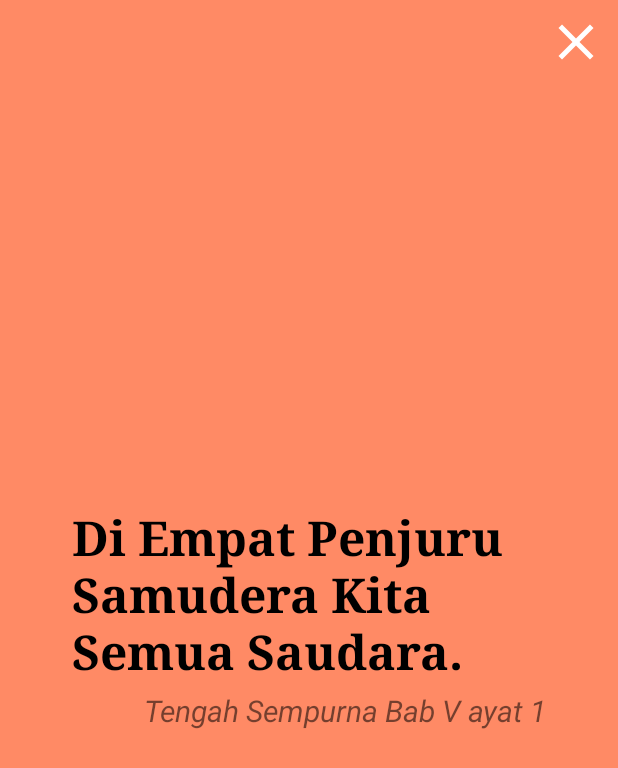
After one commit to kazwert/pondok-cabe-android, an Android app: the layout alert_quotes.xml on its own in the app's theme, with its tools: preview values and no code run, on a phone screen of 412 x 824 dp. The commit adds this screen. Shown: the top 768 px of the screen. Run offline under Robolectric (Android 15) with nearby library versions, the phone set to English and light mode, and no system bars.

Commit message:
implement quote alarm manager

```diff
--- a/app/build.gradle
+++ b/app/build.gradle
@@ -22,6 +22,10 @@ dependencies {
     implementation fileTree(dir: 'libs', include: ['*.jar'])
     implementation 'com.android.support:appcompat-v7:28.0.0'
     implementation 'com.android.support.constraint:constraint-layout:1.1.3'
+
+    // evernote Job
+    implementation 'com.evernote:android-job:1.2.6'
+
     testImplementation 'junit:junit:4.12'
     androidTestImplementation 'com.android.support.test:runner:1.0.2'
     androidTestImplementation 'com.android.support.test.espresso:espresso-core:3.0.2'
--- /dev/null
+++ b/app/src/main/res/drawable/ic_close_white_24dp.xml
@@ -0,0 +1,5 @@
+<vector android:height="24dp" android:tint="#FFFFFF"
+    android:viewportHeight="24.0" android:viewportWidth="24.0"
+    android:width="24dp" xmlns:android="http://schemas.android.com/apk/res/android">
+    <path android:fillColor="#FF000000" android:pathData="M19,6.41L17.59,5 12,10.59 6.41,5 5,6.41 10.59,12 5,17.59 6.41,19 12,13.41 17.59,19 19,17.59 13.41,12z"/>
+</vector>
--- a/app/src/main/res/layout/activity_main.xml
+++ b/app/src/main/res/layout/activity_main.xml
@@ -5,7 +5,7 @@
     xmlns:app="http://schemas.android.com/apk/res-auto"
     android:layout_width="match_parent"
     android:layout_height="match_parent"
-    tools:context=".MainActivity">
+    tools:context=".view.MainActivity">
 
     <TextView
         android:layout_width="wrap_content"
--- /dev/null
+++ b/app/src/main/res/layout/alert_quotes.xml
@@ -0,0 +1,43 @@
+<?xml version="1.0" encoding="utf-8"?>
+<RelativeLayout xmlns:android="http://schemas.android.com/apk/res/android"
+    android:layout_width="match_parent"
+    android:layout_height="match_parent"
+    android:background="@color/quoteBackground">
+
+    <ImageView
+        android:id="@+id/img_close"
+        android:layout_width="40dp"
+        android:layout_height="40dp"
+        android:layout_alignParentRight="true"
+        android:layout_margin="8dp"
+        android:background="?attr/selectableItemBackgroundBorderless"
+        android:src="@drawable/ic_close_white_24dp" />
+
+    <LinearLayout
+        android:layout_width="match_parent"
+        android:layout_height="wrap_content"
+        android:layout_centerInParent="true"
+        android:layout_margin="48dp"
+        android:orientation="vertical">
+
+        <TextView
+            android:id="@+id/tv_quote"
+            android:layout_width="match_parent"
+            android:layout_height="wrap_content"
+            android:fontFamily="serif"
+            android:text="@string/sample_quote"
+            android:textColor="@android:color/black"
+            android:textSize="32sp"
+            android:textStyle="bold" />
+
+        <TextView
+            android:id="@+id/tv_page"
+            android:layout_width="match_parent"
+            android:layout_height="wrap_content"
+            android:layout_marginTop="4dp"
+            android:gravity="right"
+            android:text="@string/sample_page"
+            android:textSize="20sp"
+            android:textStyle="italic" />
+    </LinearLayout>
+</RelativeLayout>
--- a/app/src/main/res/values/colors.xml
+++ b/app/src/main/res/values/colors.xml
@@ -3,4 +3,7 @@
     <color name="colorPrimary">#008577</color>
     <color name="colorPrimaryDark">#00574B</color>
     <color name="colorAccent">#D81B60</color>
+    <!--Quote Color-->
+    <color name="quoteBackground">#FF8A65</color>
+    <color name="dialogBackground">#DC000000</color>
 </resources>
--- a/app/src/main/res/values/strings.xml
+++ b/app/src/main/res/values/strings.xml
@@ -1,3 +1,5 @@
 <resources>
     <string name="app_name">PondokCabe</string>
+    <string name="sample_quote">Di Empat Penjuru Samudera Kita Semua Saudara.</string>
+    <string name="sample_page">Tengah Sempurna Bab V ayat 1</string>
 </resources>
--- a/app/src/main/res/values/styles.xml
+++ b/app/src/main/res/values/styles.xml
@@ -8,4 +8,12 @@
         <item name="colorAccent">@color/colorAccent</item>
     </style>
 
+    <style name="AppTheme.Transparent" parent="Theme.AppCompat.Light.NoActionBar">
+        <item name="android:windowIsTranslucent">true</item>
+        <item name="android:windowBackground">@color/dialogBackground</item>
+        <item name="android:windowContentOverlay">@null</item>
+        <item name="android:windowNoTitle">true</item>
+        <item name="android:backgroundDimEnabled">false</item>
+    </style>
+
 </resources>
```
Also changed, not shown: app/src/main/AndroidManifest.xml (+26 -3 lines), app/src/main/java/com/ponca/pakin/pondokcabe/MainActivity.java (deleted, +0 -13 lines), app/src/main/java/com/ponca/pakin/pondokcabe/receiver/BootReceiver.java (added, +18 -0 lines), app/src/main/java/com/ponca/pakin/pondokcabe/receiver/QuoteReceiver.java (added, +47 -0 lines), app/src/main/java/com/ponca/pakin/pondokcabe/utils/DialogUtils.java (added, +45 -0 lines), app/src/main/java/com/ponca/pakin/pondokcabe/view/MainActivity.java (added, +23 -0 lines), app/src/main/java/com/ponca/pakin/pondokcabe/view/QuoteActivity.java (added, +40 -0 lines), app/src/main/java/com/ponca/pakin/pondokcabe/view/QuoteAlarmManager.java (added, +51 -0 lines), app/src/main/res/layout/activity_quote.xml (added, +8 -0 lines).
